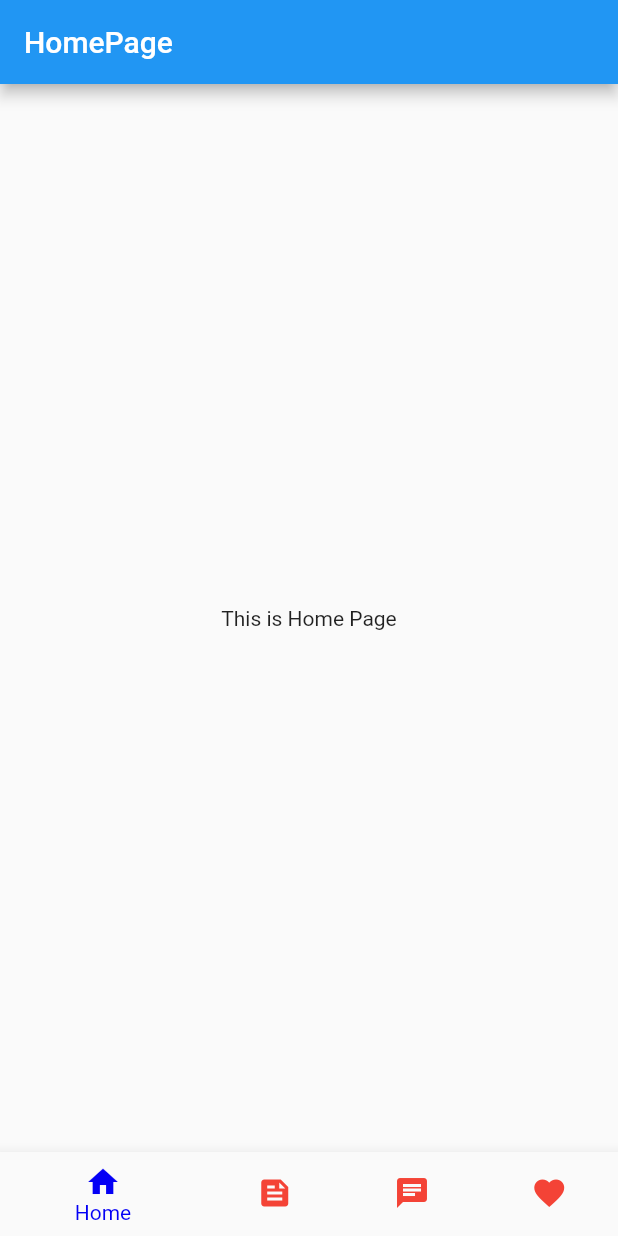
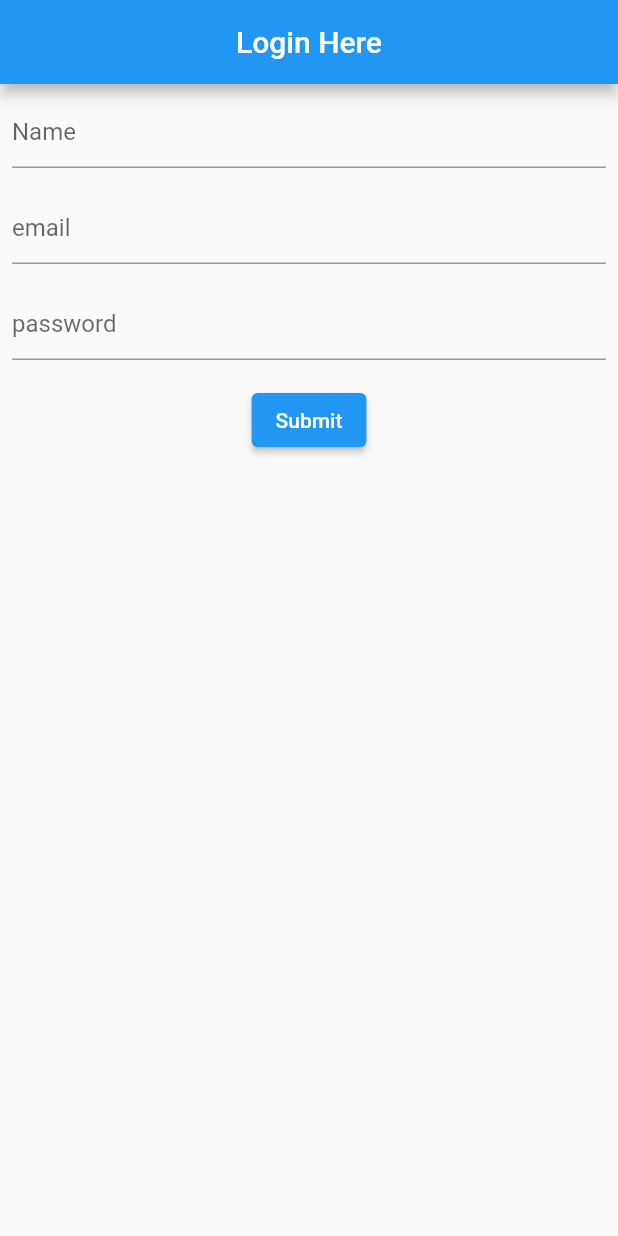
Before and after one commit to Darkethic06/Flutter-2022-01, a Flutter app: the screen it shows after launch, on a phone screen of 412 x 824 dp. Run offline on Flutter 3.47's test engine with Material 2 defaults, Android fonts, the phone set to English and light mode, and no system bars.

Commit message:
class of 11.07.2022

```diff
--- a/lib/main.dart
+++ b/lib/main.dart
@@ -1,3 +1,4 @@
+import 'package:app/pages/login.dart';
 import 'package:app/views/botNavPage.dart';
 import 'package:app/views/homepage.dart';
 import 'package:app/views/stackView.dart';
@@ -18,7 +19,7 @@ class MyApp extends StatelessWidget {
       theme: ThemeData(
         primarySwatch: Colors.blue,
       ),
-      home: BottomNavPage(),
+      home: LoginPage(),
     );
   }
 }
--- /dev/null
+++ b/lib/pages/login.dart
@@ -0,0 +1,108 @@
+import 'package:flutter/material.dart';
+import 'package:flutter/src/foundation/key.dart';
+import 'package:flutter/src/widgets/framework.dart';
+
+class LoginPage extends StatefulWidget {
+  @override
+  State<LoginPage> createState() => _LoginPageState();
+}
+
+class _LoginPageState extends State<LoginPage> {
+  final formkey = GlobalKey<FormState>();
+  String name = "";
+  String email = "";
+  String pass = "";
+  @override
+  Widget build(BuildContext context) {
+    return Scaffold(
+      appBar: AppBar(
+        title: Text("Login Here"),
+        centerTitle: true,
+      ),
+      body: Form(
+        autovalidateMode: AutovalidateMode.onUserInteraction,
+        key: formkey,
+        child: Column(
+          children: [
+            Padding(
+              padding: const EdgeInsets.all(8.0),
+              child: TextFormField(
+                  decoration: InputDecoration(hintText: "Name"),
+                  validator: (value) {
+                    if (value!.isEmpty) {
+                      return "Please enter your name";
+                    } else {
+                      return null;
+                    }
+                  },
+                  onSaved: (value) => setState(() {
+                        name = value!;
+                      })),
+            ),
+            Padding(
+              padding: const EdgeInsets.all(8.0),
+              child: TextFormField(
+                decoration: InputDecoration(hintText: "email"),
+                validator: (value) {
+                  final pattern =
+                      "^[a-zA-Z0-9.a-zA-Z0-9.!#%&'*+-/=?^_`{|}~]+@[a-zA-Z0-9]+\.[a-zA-Z]+";
+                  final regExp = RegExp(pattern);
+                  if (!regExp.hasMatch(value!)) {
+                    return "enter a valid email";
+                  } else {
+                    return null;
+                  }
+                },
+                onSaved: (value) => setState(() {
+                  email = value!;
+                }),
+              ),
+            ),
+            Padding(
+              padding: const EdgeInsets.all(8.0),
+              child: TextFormField(
+                obscureText: true,
+                decoration: InputDecoration(hintText: "password"),
+                validator: (value) {
+                  if (value!.length < 8) {
+                    return "Enter more than 8 characters";
+                  } else {
+                    return null;
+                  }
+                },
+                onSaved: (value) => setState(() {
+                  pass = value!;
+                }),
+              ),
+            ),
+            Padding(
+              padding: EdgeInsets.all(8.0),
+              child: ElevatedButton(
+                  onPressed: () {
+                    final isValid = formkey.currentState!.validate();
+                    if (isValid) {
+                      formkey.currentState!.save();
+                    }
+                  },
+                  child: Text("Submit")),
+            ),
+            Container(
+              width: MediaQuery.of(context).size.width,
+              height: 200,
+              child: Column(
+                children: [
+                  Text(name),
+                  Text(email),
+                  Text(pass),
+                ],
+              ),
+            )
+          ],
+        ),
+      ),
+    );
+  }
+}
+
+// data model : quiz(bool)
+// data model : mcq
```
Also changed, not shown: lib/views/homepage.dart (+25 -21 lines), lib/views/innerpage.dart (added, +28 -0 lines), flutter_01.png (added), flutter_02.png (added).
